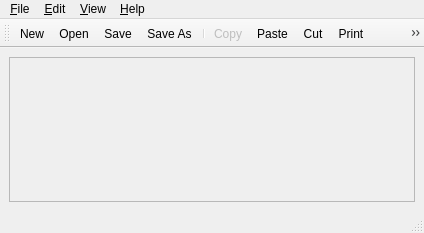
Before: the Qt Designer form mainwindow.ui in lukmi15/M3ImageManipulator, drawn with Qt 5.
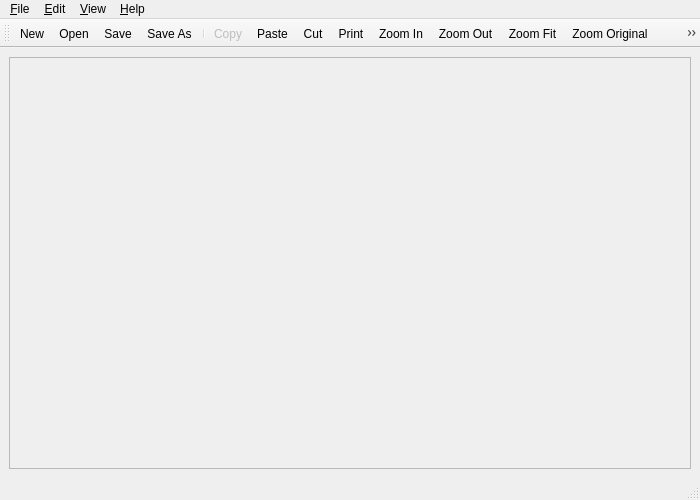
After: the same form once the commit is applied. Icons and pictures are not drawn.

Commit message: Added color correction dialogue

```diff
--- a/mainwindow.ui
+++ b/mainwindow.ui
@@ -6,8 +6,8 @@
 			<rect>
 				<x>0</x>
 				<y>0</y>
-				<width>424</width>
-				<height>233</height>
+				<width>700</width>
+				<height>500</height>
 			</rect>
 		</property>
 		<property name="windowTitle">
@@ -116,6 +116,7 @@
 				<addaction name="actionZoomFit"/>
 				<addaction name="actionZoomOriginal"/>
 				<addaction name="actionToggleDarkMode"/>
+				<addaction name="actionShowColorCorrectionDialogue"/>
 			</widget>
 			<action name="actionNew">
 				<property name="icon">
@@ -390,6 +391,17 @@
 					<string>Toggle Dark Mode</string>
 				</property>
 			</action>
+			<action name="actionShowColorCorrectionDialogue">
+				<property name="text">
+					<string>Show &amp;Color Correction Dialogue</string>
+				</property>
+				<property name="toolTip">
+					<string>Show color correction dialogue</string>
+				</property>
+				<property name="statusTip">
+					<string>Show color correction dialogue</string>
+				</property>
+			</action>
 	</widget>
 	<resources>
 		<include location="ressources.qrc"/>
```
Left out of the diff: 1 changed line with no effect on the pictures. The commit also changes 9 other files.
